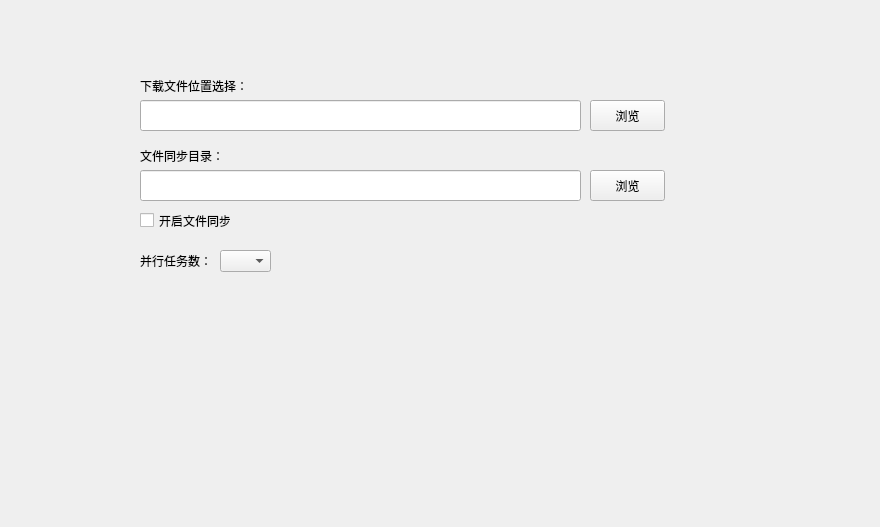
Before: the Qt Designer form src/NetDisk/configpanel.ui in birdman1992/NetDisk, drawn with Qt 5.
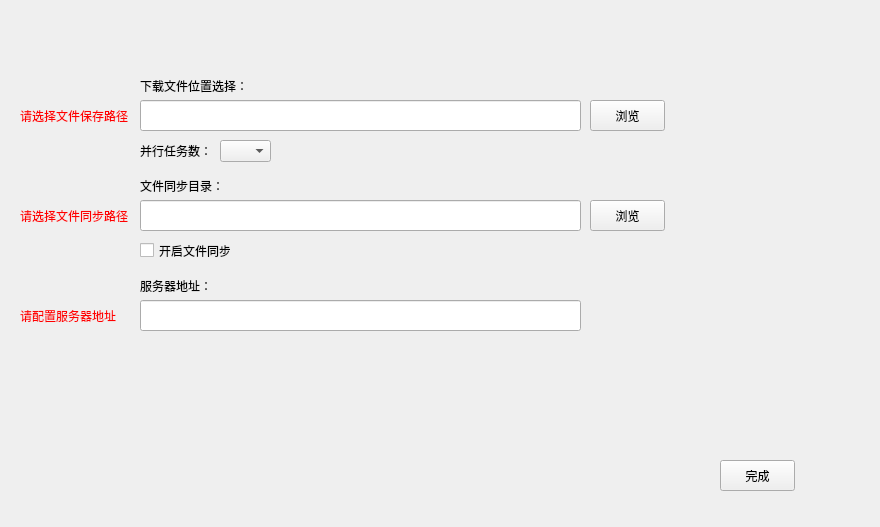
After: the same form once the commit is applied.

The edit to the form file:
```diff
--- a/src/NetDisk/configpanel.ui
+++ b/src/NetDisk/configpanel.ui
@@ -56,7 +56,7 @@
    <property name="geometry">
     <rect>
      <x>140</x>
-     <y>250</y>
+     <y>140</y>
      <width>71</width>
      <height>21</height>
     </rect>
@@ -69,7 +69,7 @@
    <property name="geometry">
     <rect>
      <x>220</x>
-     <y>250</y>
+     <y>140</y>
      <width>51</width>
      <height>22</height>
     </rect>
@@ -79,7 +79,7 @@
    <property name="geometry">
     <rect>
      <x>140</x>
-     <y>170</y>
+     <y>200</y>
      <width>441</width>
      <height>31</height>
     </rect>
@@ -92,7 +92,7 @@
    <property name="geometry">
     <rect>
      <x>590</x>
-     <y>170</y>
+     <y>200</y>
      <width>75</width>
      <height>31</height>
     </rect>
@@ -105,7 +105,7 @@
    <property name="geometry">
     <rect>
      <x>140</x>
-     <y>140</y>
+     <y>170</y>
      <width>141</width>
      <height>31</height>
     </rect>
@@ -118,7 +118,7 @@
    <property name="geometry">
     <rect>
      <x>140</x>
-     <y>210</y>
+     <y>240</y>
      <width>91</width>
      <height>21</height>
     </rect>
@@ -127,6 +127,93 @@
     <string>开启文件同步</string>
    </property>
   </widget>
+  <widget class="QLabel" name="label_4">
+   <property name="geometry">
+    <rect>
+     <x>140</x>
+     <y>270</y>
+     <width>141</width>
+     <height>31</height>
+    </rect>
+   </property>
+   <property name="text">
+    <string>服务器地址：</string>
+   </property>
+  </widget>
+  <widget class="QLineEdit" name="serverAddr">
+   <property name="geometry">
+    <rect>
+     <x>140</x>
+     <y>300</y>
+     <width>441</width>
+     <height>31</height>
+    </rect>
+   </property>
+   <property name="focusPolicy">
+    <enum>Qt::ClickFocus</enum>
+   </property>
+  </widget>
+  <widget class="QPushButton" name="finish">
+   <property name="geometry">
+    <rect>
+     <x>720</x>
+     <y>460</y>
+     <width>75</width>
+     <height>31</height>
+    </rect>
+   </property>
+   <property name="text">
+    <string>完成</string>
+   </property>
+  </widget>
+  <widget class="QLabel" name="warn_download">
+   <property name="geometry">
+    <rect>
+     <x>20</x>
+     <y>100</y>
+     <width>111</width>
+     <height>31</height>
+    </rect>
+   </property>
+   <property name="styleSheet">
+    <string notr="true">color: rgb(255, 0, 0);</string>
+   </property>
+   <property name="text">
+    <string>请选择文件保存路径</string>
+   </property>
+  </widget>
+  <widget class="QLabel" name="warn_sync">
+   <property name="geometry">
+    <rect>
+     <x>20</x>
+     <y>200</y>
+     <width>111</width>
+     <height>31</height>
+    </rect>
+   </property>
+   <property name="styleSheet">
+    <string notr="true">color: rgb(255, 0, 0);</string>
+   </property>
+   <property name="text">
+    <string>请选择文件同步路径</string>
+   </property>
+  </widget>
+  <widget class="QLabel" name="warn_address">
+   <property name="geometry">
+    <rect>
+     <x>20</x>
+     <y>300</y>
+     <width>111</width>
+     <height>31</height>
+    </rect>
+   </property>
+   <property name="styleSheet">
+    <string notr="true">color: rgb(255, 0, 0);</string>
+   </property>
+   <property name="text">
+    <string>请配置服务器地址</string>
+   </property>
+  </widget>
  </widget>
  <resources/>
  <connections/>
```
